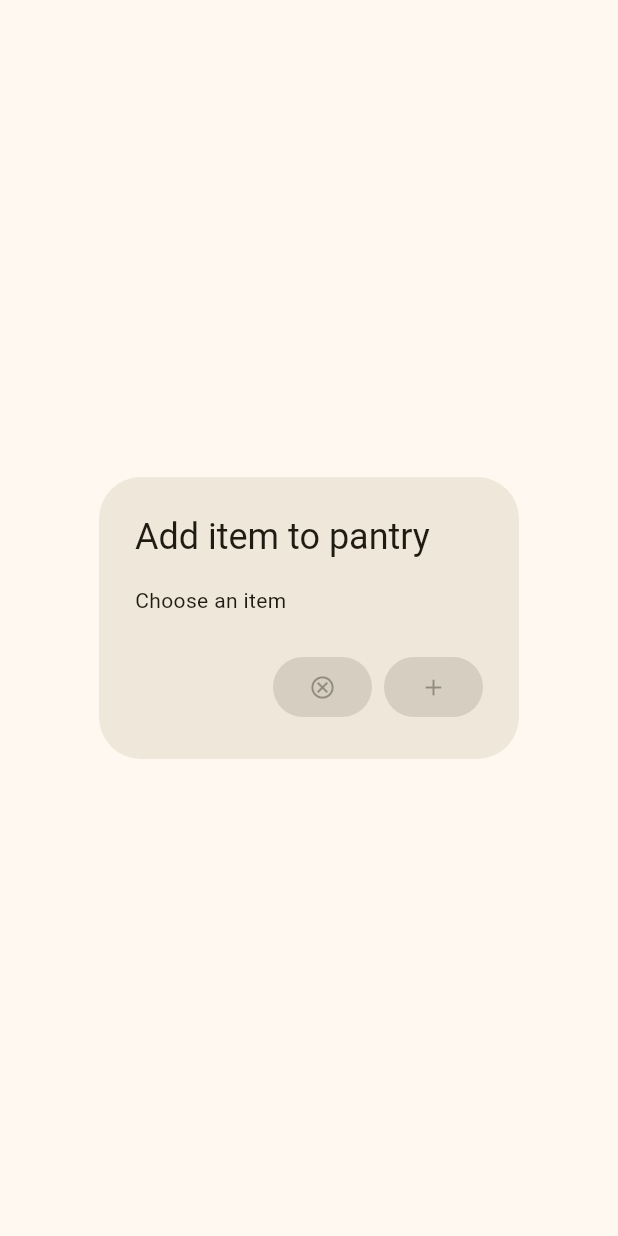
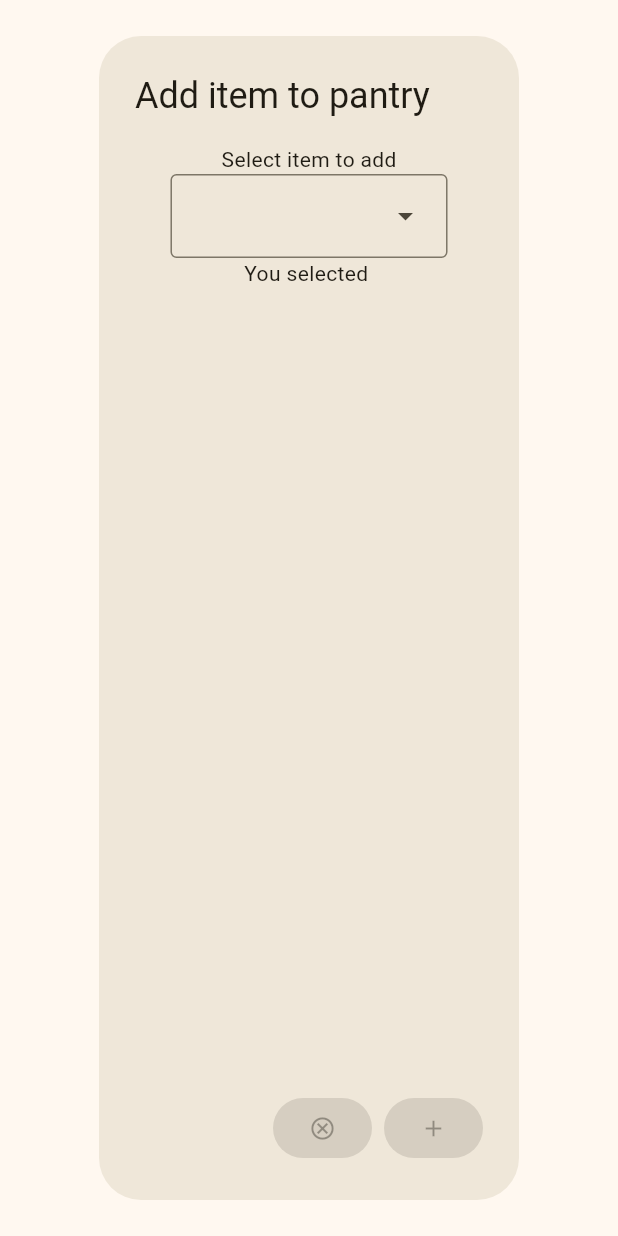
Before and after one commit to Aayushstha03/fridge-manager, a Flutter app: the AddNewRecipeDialog widget shown alone on an empty page, opened directly, on a phone screen of 412 x 824 dp. Run offline on Flutter 3.47's test engine with Material 3 defaults, Android fonts, the phone set to English and light mode, and no system bars.

Commit message:
haaaaaaaaaaaaaaaaa fucking dropdown menu list with ingredients finaly:') TwT

```diff
--- a/lib/components/dialog.dart
+++ b/lib/components/dialog.dart
@@ -1,4 +1,7 @@
 import 'package:flutter/material.dart';
+import 'package:fridge_app/models/ingredient.dart';
+import 'package:fridge_app/models/ingredient_model.dart';
+import 'package:provider/provider.dart';
 
 class AddNewRecipeDialog extends StatefulWidget {
   const AddNewRecipeDialog({super.key});
@@ -8,15 +11,36 @@ class AddNewRecipeDialog extends StatefulWidget {
 }
 
 class _AddNewRecipeDialogState extends State<AddNewRecipeDialog> {
+  final TextEditingController itemController = TextEditingController();
+
   @override
   Widget build(BuildContext context) {
-    return AlertDialog(
-      title: Text('Add item to pantry'),
-      content: Text('Choose an item'),
-      actions: [
-        FilledButton(onPressed: null, child: Icon(Icons.cancel_outlined)),
-        FilledButton(onPressed: null, child: Icon(Icons.add_outlined))
-      ],
+    return Consumer<Ingredients>(
+      builder: (context, value, child) => AlertDialog(
+        title: Text('Add item to pantry'),
+        content: Column(
+          children: [
+            Text('Select item to add'),
+            DropdownMenu(
+              controller: itemController,
+              requestFocusOnTap: true,
+              enableFilter: true,
+              enableSearch: true,
+              dropdownMenuEntries: value
+                  .getIngredients()
+                  .map<DropdownMenuEntry<Ingredient>>((Ingredient item) {
+                return DropdownMenuEntry<Ingredient>(
+                    value: item, label: item.name);
+              }).toList(),
+            ),
+            Text('You selected ${itemController.text}')
+          ],
+        ),
+        actions: [
+          FilledButton(onPressed: null, child: Icon(Icons.cancel_outlined)),
+          FilledButton(onPressed: null, child: Icon(Icons.add_outlined))
+        ],
+      ),
     );
     ;
   }
--- a/lib/models/ingredient_model.dart
+++ b/lib/models/ingredient_model.dart
@@ -8,6 +8,12 @@ class Ingredients extends ChangeNotifier {
     Ingredient(name: 'Onion', icon: 'grass_rounded'),
     Ingredient(name: 'Capsicum', icon: 'grass_rounded'),
     Ingredient(name: 'Tomato', icon: 'grass_rounded'),
+    Ingredient(name: 'Potato', icon: 'grass_rounded'),
+    Ingredient(name: 'Carrot', icon: 'grass_rounded'),
+    Ingredient(name: 'Cucumber', icon: 'grass_rounded'),
+    Ingredient(name: 'Sweet Potato', icon: 'grass_rounded'),
+    Ingredient(name: 'Yam', icon: 'grass_rounded'),
+    Ingredient(name: 'Green Onion', icon: 'grass_rounded'),
     Ingredient(name: 'Chicken', icon: 'kebab_dining_outlined'),
   ];
 //list of current pantry contents
```
